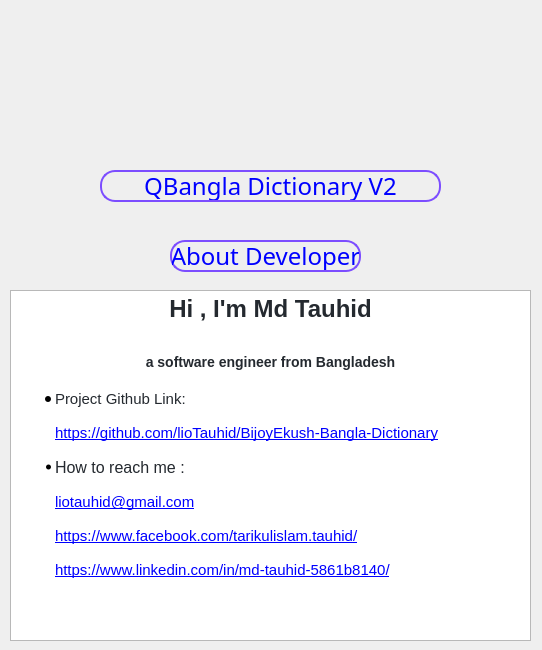
First picture: the form in aboutdialog.ui, repository lioTauhid/QBangla-Dictionary, before the edit.
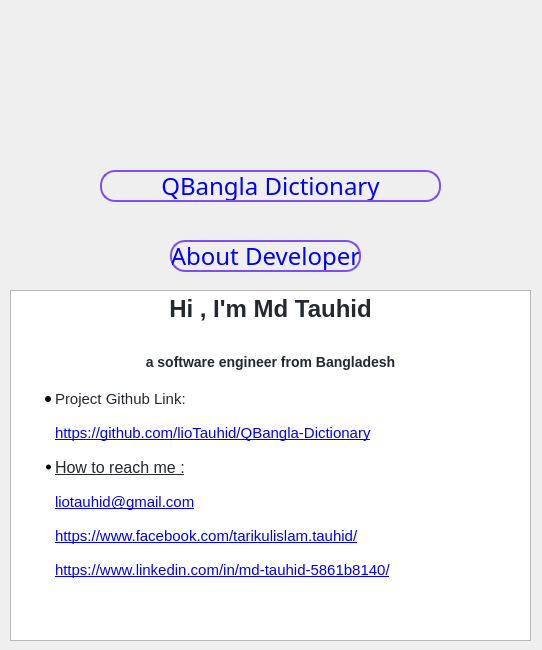
Second picture: the form after the edit. Icons and pictures are not drawn.

```diff
--- a/aboutdialog.ui
+++ b/aboutdialog.ui
@@ -72,7 +72,7 @@
 </string>
    </property>
    <property name="text">
-    <string>QBangla Dictionary V2</string>
+    <string>QBangla Dictionary</string>
    </property>
    <property name="alignment">
     <set>Qt::AlignCenter</set>
@@ -129,8 +129,8 @@
 &lt;h1 align=&quot;center&quot; style=&quot; margin-top:0px; margin-bottom:16px; margin-left:0px; margin-right:0px; -qt-block-indent:0; text-indent:0px; line-height:125%; background-color:#ffffff;&quot;&gt;&lt;span style=&quot; font-family:'-apple-system','BlinkMacSystemFont','Segoe UI','Helvetica','Arial','sans-serif','Apple Color Emoji','Segoe UI Emoji'; font-size:xx-large; font-weight:600; color:#24292f; background-color:#ffffff;&quot;&gt;Hi&lt;/span&gt;&lt;span style=&quot; font-family:'-apple-system','BlinkMacSystemFont','Segoe UI','Helvetica','Arial','sans-serif','Apple Color Emoji','Segoe UI Emoji'; font-size:xx-large; font-weight:600; color:#24292f;&quot;&gt; , I'm Md Tauhid&lt;/span&gt;&lt;/h1&gt;
 &lt;h3 align=&quot;center&quot; style=&quot; margin-top:24px; margin-bottom:16px; margin-left:0px; margin-right:0px; -qt-block-indent:0; text-indent:0px; line-height:125%; background-color:#ffffff;&quot;&gt;&lt;span style=&quot; font-family:'-apple-system','BlinkMacSystemFont','Segoe UI','Helvetica','Arial','sans-serif','Apple Color Emoji','Segoe UI Emoji'; font-size:large; font-weight:600; color:#24292f;&quot;&gt;a software engineer from Bangladesh&lt;/span&gt;&lt;/h3&gt;
 &lt;ul style=&quot;margin-top: 0px; margin-bottom: 0px; margin-left: 0px; margin-right: 0px; -qt-list-indent: 1;&quot;&gt;&lt;li style=&quot; font-family:'-apple-system','BlinkMacSystemFont','Segoe UI','Helvetica','Arial','sans-serif','Apple Color Emoji','Segoe UI Emoji'; font-size:12pt; font-weight:600; color:#24292f;&quot; style=&quot; margin-top:16px; margin-bottom:16px; margin-left:0px; margin-right:0px; -qt-block-indent:0; text-indent:0px;&quot;&gt;&lt;span style=&quot; font-size:11pt; font-weight:400;&quot;&gt;Project Github Link: &lt;/span&gt;&lt;/li&gt;&lt;/ul&gt;
-&lt;p style=&quot; margin-top:16px; margin-bottom:16px; margin-left:0px; margin-right:0px; -qt-block-indent:1; text-indent:0px;&quot;&gt;&lt;span style=&quot; font-family:'-apple-system','BlinkMacSystemFont','Segoe UI','Helvetica','Arial','sans-serif','Apple Color Emoji','Segoe UI Emoji'; text-decoration: underline; color:#0000ff;&quot;&gt;https://github.com/lioTauhid/BijoyEkush-Bangla-Dictionary&lt;/span&gt;&lt;/p&gt;
-&lt;ul style=&quot;margin-top: 0px; margin-bottom: 0px; margin-left: 0px; margin-right: 0px; -qt-list-indent: 1;&quot;&gt;&lt;li style=&quot; font-family:'-apple-system','BlinkMacSystemFont','Segoe UI','Helvetica','Arial','sans-serif','Apple Color Emoji','Segoe UI Emoji'; color:#24292f;&quot; style=&quot; margin-top:16px; margin-bottom:16px; margin-left:0px; margin-right:0px; -qt-block-indent:0; text-indent:0px;&quot;&gt;&lt;span style=&quot; font-size:16px;&quot;&gt;How to reach me :&lt;/span&gt;&lt;/li&gt;&lt;/ul&gt;
+&lt;p style=&quot; margin-top:16px; margin-bottom:16px; margin-left:0px; margin-right:0px; -qt-block-indent:1; text-indent:0px;&quot;&gt;&lt;span style=&quot; font-family:'-apple-system','BlinkMacSystemFont','Segoe UI','Helvetica','Arial','sans-serif','Apple Color Emoji','Segoe UI Emoji'; text-decoration: underline; color:#0000ff;&quot;&gt;https://github.com/lioTauhid/QBangla-Dictionary&lt;/span&gt;&lt;/p&gt;
+&lt;ul style=&quot;margin-top: 0px; margin-bottom: 0px; margin-left: 0px; margin-right: 0px; -qt-list-indent: 1;&quot;&gt;&lt;li style=&quot; font-family:'-apple-system','BlinkMacSystemFont','Segoe UI','Helvetica','Arial','sans-serif','Apple Color Emoji','Segoe UI Emoji'; text-decoration: underline; color:#0000ff;&quot; style=&quot; margin-top:16px; margin-bottom:16px; margin-left:0px; margin-right:0px; -qt-block-indent:0; text-indent:0px;&quot;&gt;&lt;span style=&quot; font-size:16px; color:#24292f;&quot;&gt;How to reach me :&lt;/span&gt;&lt;/li&gt;&lt;/ul&gt;
 &lt;p style=&quot; margin-top:16px; margin-bottom:16px; margin-left:0px; margin-right:0px; -qt-block-indent:1; text-indent:0px;&quot;&gt;&lt;span style=&quot; font-family:'-apple-system','BlinkMacSystemFont','Segoe UI','Helvetica','Arial','sans-serif','Apple Color Emoji','Segoe UI Emoji'; text-decoration: underline; color:#0000ff;&quot;&gt;liotauhid@gmail.com&lt;/span&gt;&lt;/p&gt;
 &lt;p style=&quot; margin-top:16px; margin-bottom:16px; margin-left:0px; margin-right:0px; -qt-block-indent:1; text-indent:0px;&quot;&gt;&lt;span style=&quot; font-family:'-apple-system','BlinkMacSystemFont','Segoe UI','Helvetica','Arial','sans-serif','Apple Color Emoji','Segoe UI Emoji'; text-decoration: underline; color:#0000ff;&quot;&gt;https://www.facebook.com/tarikulislam.tauhid/&lt;/span&gt;&lt;/p&gt;
 &lt;p style=&quot; margin-top:16px; margin-bottom:16px; margin-left:0px; margin-right:0px; -qt-block-indent:1; text-indent:0px;&quot;&gt;&lt;span style=&quot; font-family:'-apple-system','BlinkMacSystemFont','Segoe UI','Helvetica','Arial','sans-serif','Apple Color Emoji','Segoe UI Emoji'; text-decoration: underline; color:#0000ff;&quot;&gt;https://www.linkedin.com/in/md-tauhid-5861b8140/&lt;/span&gt;&lt;/p&gt;&lt;/body&gt;&lt;/html&gt;</string>
```
